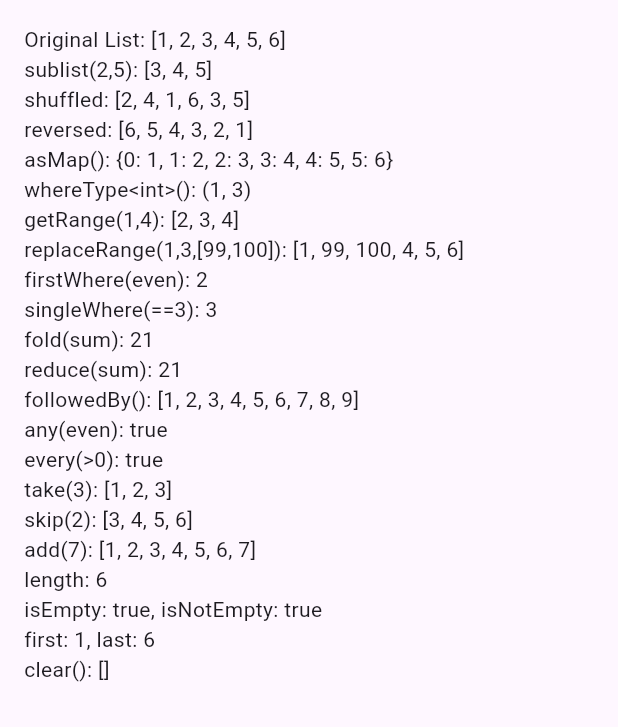
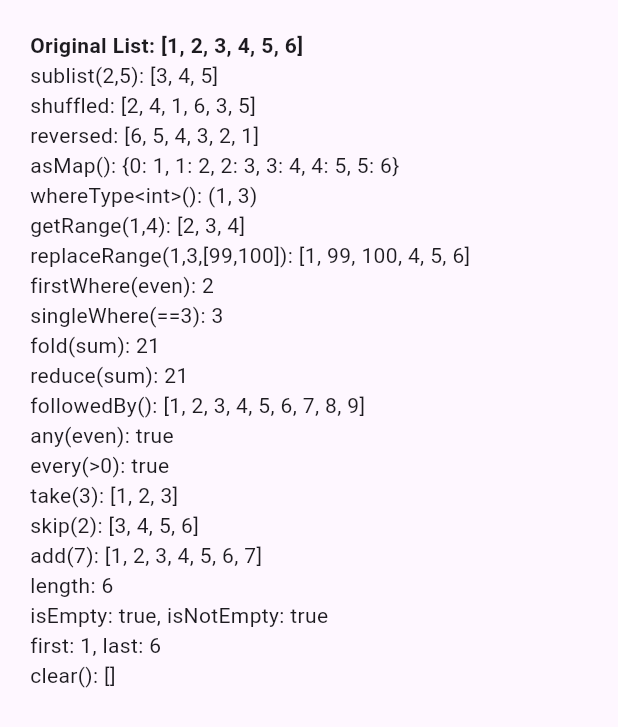
Before and after one commit to Bolaniya-Nishita05/DemoApp, a Flutter app: the ListMethodsDemo screen opened directly, on a phone screen of 412 x 824 dp. Shown: the top 727 px of the screen. Run offline on Flutter 3.47's test engine with Material 3 defaults, Android fonts, the phone set to English and light mode, and no system bars; our stand-ins replace firebase_auth, firebase_core; accounts and stored records are empty.

Commit message:
Modified demo

```diff
--- a/lib/NewListDemo.dart
+++ b/lib/NewListDemo.dart
@@ -36,12 +36,13 @@ class ListMethodsDemo extends StatelessWidget {
     var clearList = List.from(numbers);
     clearList.clear();
 
-    return SingleChildScrollView(
-      padding: EdgeInsets.all(16),
+    return Scaffold(
+      body: SingleChildScrollView(
+        padding: EdgeInsets.all(20),
         child: Column(
           crossAxisAlignment: CrossAxisAlignment.start,
           children: [
-          Text("Original List: $numbers"),
+            Text("Original List: $numbers", style: TextStyle(fontWeight: FontWeight.bold),),
             Text("sublist(2,5): $sub"),
             Text("shuffled: $shuffled"),
             Text("reversed: $rev"),
@@ -65,6 +66,7 @@ class ListMethodsDemo extends StatelessWidget {
             Text("clear(): $clearList"),
           ],
         ),
+      ),
     );
   }
 }
--- a/lib/main.dart
+++ b/lib/main.dart
@@ -47,8 +47,8 @@ class MyApp extends StatelessWidget {
           ),
         ),
       ),
-      home: NewListDemo(),
-            //SplashScreen(),
+      home: //NewListDemo(),
+            SplashScreen(),
       debugShowCheckedModeBanner: false,
       routes: {
         '/login': (_) => LoginScreen(),
```
Also changed, not shown: lib/DashboardScreen.dart (+20 -9 lines), lib/HomeScreen.dart (+9 -5 lines). Lines whose indentation alone changed are shown as unchanged.
